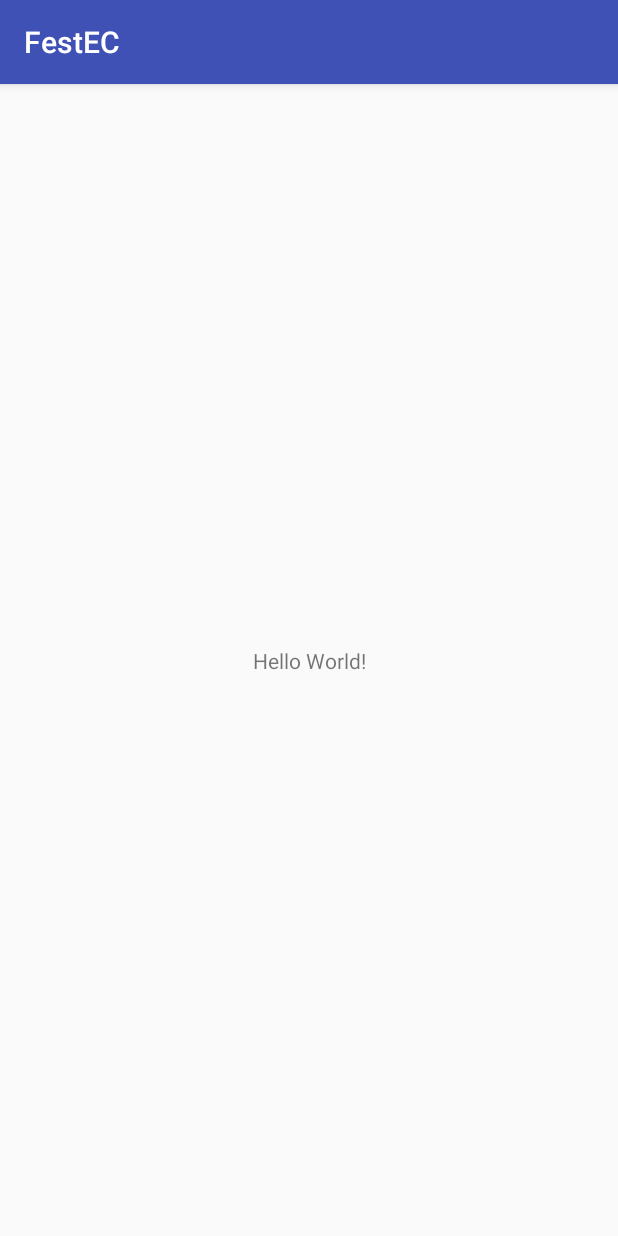
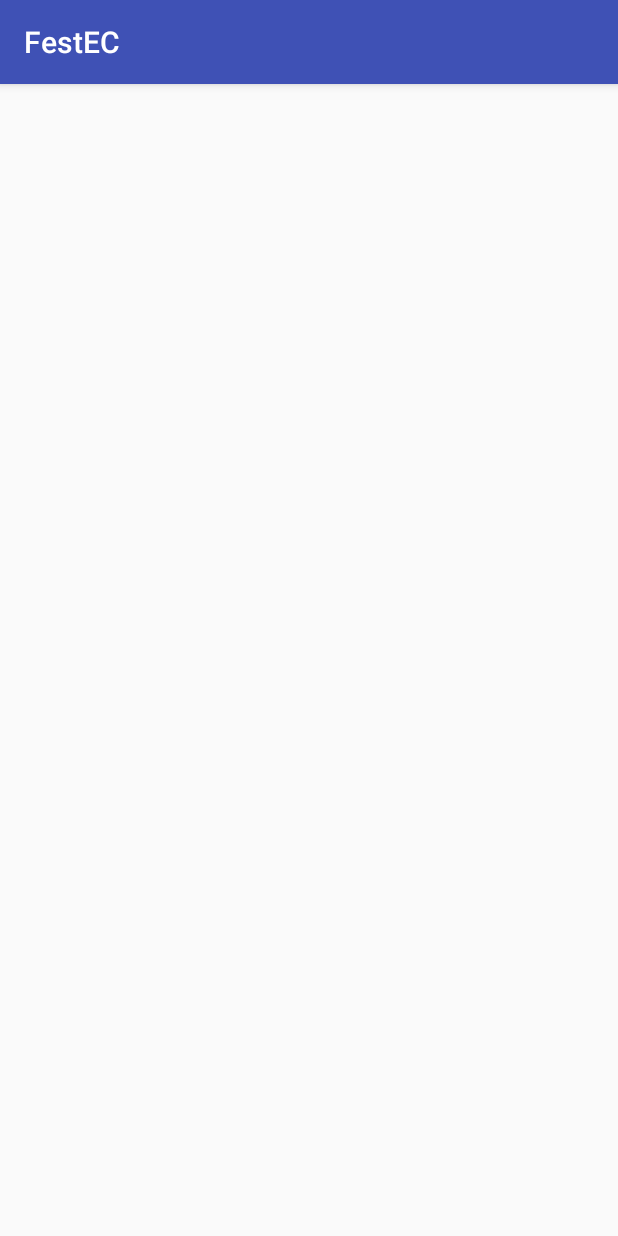
Before and after one commit to xvjialing/FestEc, an Android app: the screen it shows after launch (MainActivity), on a phone screen of 412 x 824 dp. Run offline under Robolectric (Android 15) with nearby library versions, the phone set to English and light mode, and no system bars.

Commit message:
完成全局初始化模式

```diff
--- a/build.gradle
+++ b/build.gradle
@@ -5,10 +5,12 @@ buildscript {
     repositories {
         google()
         jcenter()
+        mavenCentral()
+        maven { url "https://oss.sonatype.org/content/repositories/snapshots" }
     }
     dependencies {
         classpath 'com.android.tools.build:gradle:3.0.1'
-
+        classpath 'com.jakewharton:butterknife-gradle-plugin:9.0.0-SNAPSHOT'
 
         // NOTE: Do not place your application dependencies here; they belong
         // in the individual module build.gradle files
@@ -19,6 +21,8 @@ allprojects {
     repositories {
         google()
         jcenter()
+        mavenCentral()
+        maven { url "https://oss.sonatype.org/content/repositories/snapshots" }
     }
 }
 
--- a/example/src/main/res/layout/activity_main.xml
+++ b/example/src/main/res/layout/activity_main.xml
@@ -6,13 +6,6 @@
     android:layout_height="match_parent"
     tools:context="com.lytech.xvjialing.festec.MainActivity">
 
-    <TextView
-        android:layout_width="wrap_content"
-        android:layout_height="wrap_content"
-        android:text="Hello World!"
-        app:layout_constraintBottom_toBottomOf="parent"
-        app:layout_constraintLeft_toLeftOf="parent"
-        app:layout_constraintRight_toRightOf="parent"
-        app:layout_constraintTop_toTopOf="parent" />
+
 
 </android.support.constraint.ConstraintLayout>
--- /dev/null
+++ b/latte-core/src/main/res/values/ids.xml
@@ -0,0 +1,4 @@
+<?xml version="1.0" encoding="utf-8"?>
+<resources>
+    <item name="delegate_container" type="id"/>
+</resources>
```
Also changed, not shown: latte-core/build.gradle (+7 -0 lines), latte-core/src/main/java/com/lytech/xvjialing/latte/activities/ProxyActivity.java (added, +41 -0 lines), latte-core/src/main/java/com/lytech/xvjialing/latte/app/Configurator.java (+14 -14 lines), latte-core/src/main/java/com/lytech/xvjialing/latte/delegates/BaseDelegate.java (added, +50 -0 lines), latte-core/src/main/java/com/lytech/xvjialing/latte/delegates/LatteDelegate.java (added, +8 -0 lines), latte-core/src/main/java/com/lytech/xvjialing/latte/delegates/PermissionCheckerDelegate.java (added, +9 -0 lines), 1 other file.
